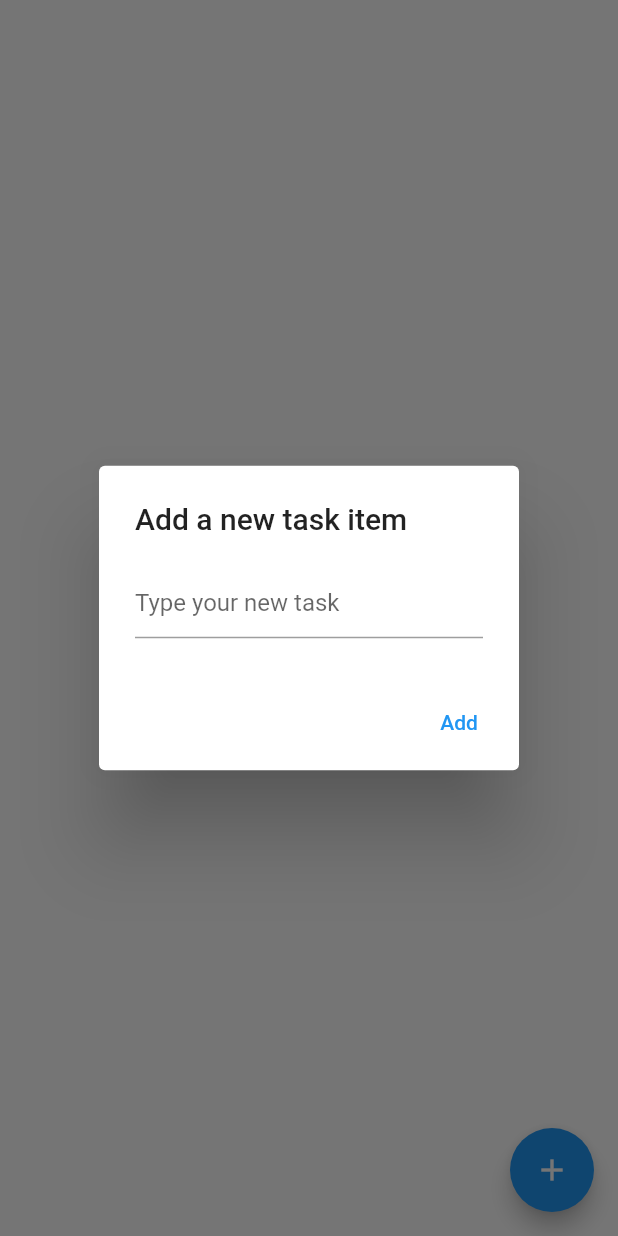
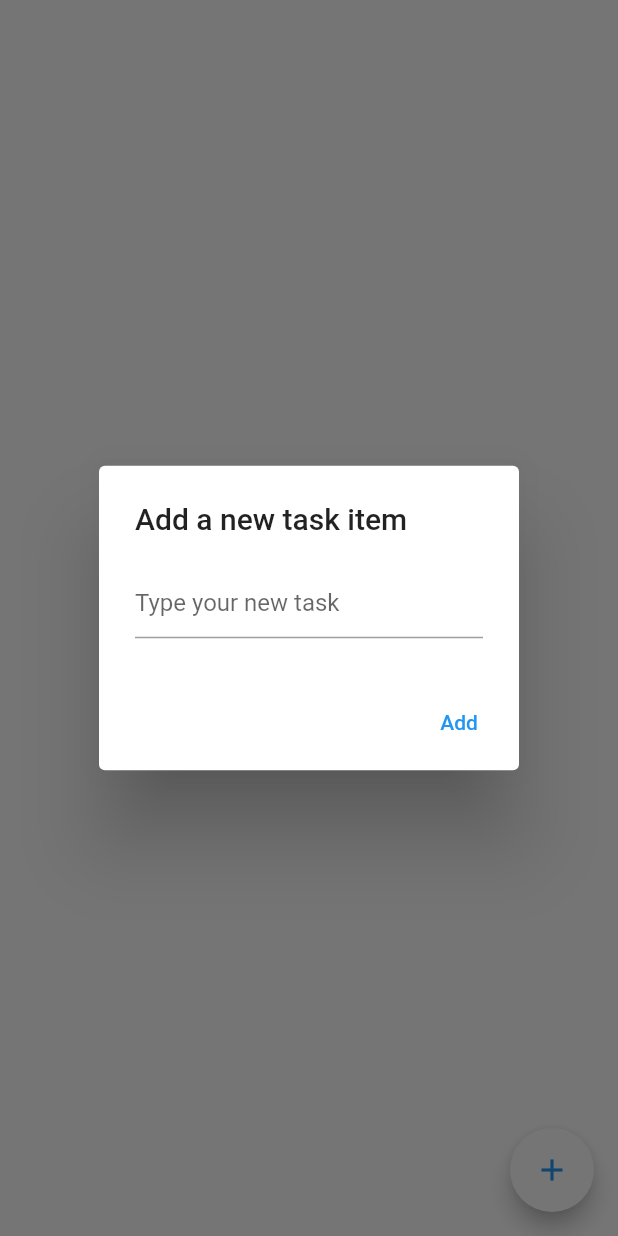
Before and after one commit to arjohnston/focus-app, a Flutter app: the TasksWidget screen opened directly, after a tap on the "add" icon, on a phone screen of 412 x 824 dp. Run offline on Flutter 3.47's test engine with Material 2 defaults, Android fonts, the phone set to English and light mode, and no system bars; our stand-ins replace shared_preferences; missing offline and left inert: align_positioned; accounts and stored records are empty.

Commit message:
Add persistence to task list

```diff
--- /dev/null
+++ b/lib/Reminders/Reminder.dart
@@ -0,0 +1,30 @@
+import 'dart:convert';
+
+class Reminder {
+  final String name;
+
+  Reminder({
+    required this.name,
+  });
+
+  factory Reminder.fromJson(Map<String, dynamic> jsonData) {
+    return Reminder(
+      name: jsonData['name'],
+    );
+  }
+
+  static Map<String, dynamic> toMap(Reminder reminder) => {
+    'name': reminder.name,
+  };
+
+  static String encode(List<Reminder> reminders) => json.encode(
+    reminders
+        .map<Map<String, dynamic>>((task) => Reminder.toMap(task))
+        .toList(),
+  );
+
+  static List<Reminder> decode(String reminders) =>
+      (json.decode(reminders) as List<dynamic>)
+          .map<Reminder>((item) => Reminder.fromJson(item))
+          .toList();
+}
--- a/lib/RemindersWidget.dart
+++ b/lib/RemindersWidget.dart
@@ -5,6 +5,7 @@ class RemindersWidget extends StatelessWidget {
 
   @override
   Widget build(BuildContext context) {
+    // Note: The list of reminders can use the /Reminders directory (set up similar to how Tasks are set up
     return const Text('Hello, reminders!');
   }
 }
--- /dev/null
+++ b/lib/Tasks/Repository.dart
@@ -0,0 +1,26 @@
+import 'package:shared_preferences/shared_preferences.dart';
+
+import 'Task.dart';
+
+class Repository {
+  String key = 'tasks';
+
+  getTasks() async {
+    final prefs = await SharedPreferences.getInstance();
+    final String? tasksString = prefs.getString(key);
+
+    if (tasksString != null) {
+      final List<Task> tasks = Task.decode(tasksString);
+
+      return tasks;
+    }
+
+    return <Task>[];
+  }
+
+  saveTasks(List<Task> tasks) async {
+    final prefs = await SharedPreferences.getInstance();
+    final String encodedData = Task.encode(tasks);
+    await prefs.setString(key, encodedData);
+  }
+}
--- /dev/null
+++ b/lib/Tasks/Task.dart
@@ -0,0 +1,34 @@
+import 'dart:convert';
+
+class Task {
+  final String name;
+  bool checked;
+
+  Task({
+    required this.name,
+    required this.checked,
+  });
+
+  factory Task.fromJson(Map<String, dynamic> jsonData) {
+    return Task(
+      name: jsonData['name'],
+      checked: jsonData['checked'],
+    );
+  }
+
+  static Map<String, dynamic> toMap(Task task) => {
+    'name': task.name,
+    'checked': task.checked,
+  };
+
+  static String encode(List<Task> tasks) => json.encode(
+    tasks
+        .map<Map<String, dynamic>>((task) => Task.toMap(task))
+        .toList(),
+  );
+
+  static List<Task> decode(String tasks) =>
+      (json.decode(tasks) as List<dynamic>)
+          .map<Task>((item) => Task.fromJson(item))
+          .toList();
+}
--- a/lib/TasksWidget.dart
+++ b/lib/TasksWidget.dart
@@ -1,42 +1,7 @@
 import 'package:flutter/material.dart';
-
-class Task {
-  Task({required this.name, required this.checked});
-  final String name;
-  bool checked;
-}
-
-class TaskItem extends StatelessWidget {
-  TaskItem({
-    required this.task,
-    required this.onTaskChanged,
-  }) : super(key: ObjectKey(task));
-
-  final Task task;
-  final dynamic onTaskChanged;
-
-  TextStyle? _getTextStyle(bool checked) {
-    if (!checked) return null;
-
-    return const TextStyle(
-      color: Colors.black54,
-      decoration: TextDecoration.lineThrough,
-    );
-  }
-
-  @override
-  Widget build(BuildContext context) {
-    return Card(
-      elevation: 5,
-      child: ListTile(
-        onTap: () {
-          onTaskChanged(task);
-        },
-        title: Text(task.name, style: _getTextStyle(task.checked)),
-      )
-    );
-  }
-}
+import 'Tasks/Task.dart';
+import 'Tasks/TaskItem.dart';
+import 'Tasks/Repository.dart';
 
 class TasksWidget extends StatefulWidget {
   const TasksWidget({Key? key}) : super(key: key);
@@ -46,8 +11,21 @@ class TasksWidget extends StatefulWidget {
 }
 
 class _TaskListState extends State<TasksWidget> {
+  final Repository repository = Repository();
   final TextEditingController _textFieldController = TextEditingController();
-  final List<Task> _tasks = <Task>[];
+  List<Task> _tasks = <Task>[];
+
+  _TaskListState() {
+    _getTasksFromRepository();
+  }
+
+  _getTasksFromRepository() async {
+    List<Task> tasks = await repository.getTasks();
+
+    setState(() {
+      _tasks = tasks;
+    });
+  }
 
   @override
   Widget build(BuildContext context) {
@@ -65,7 +43,11 @@ class _TaskListState extends State<TasksWidget> {
       floatingActionButton: FloatingActionButton(
           onPressed: () => _displayDialog(),
           tooltip: 'Add task',
-          child: const Icon(Icons.add)),
+          backgroundColor: Colors.white,
+          child: const Icon(
+            Icons.add,
+            color: Colors.blue,
+          )),
     );
   }
 
@@ -73,6 +55,7 @@ class _TaskListState extends State<TasksWidget> {
     setState(() {
       task.checked = !task.checked;
     });
+    repository.saveTasks(_tasks);
   }
 
   void _addTaskItem(String name) {
@@ -80,12 +63,12 @@ class _TaskListState extends State<TasksWidget> {
       _tasks.add(Task(name: name, checked: false));
     });
     _textFieldController.clear();
+    repository.saveTasks(_tasks);
   }
 
   Future<void> _displayDialog() async {
     return showDialog<void>(
       context: context,
-      barrierDismissible: false, // user must tap button!
       builder: (BuildContext context) {
         return AlertDialog(
           title: const Text('Add a new task item'),
--- a/pubspec.yaml
+++ b/pubspec.yaml
@@ -37,6 +37,10 @@ dependencies:
   cupertino_icons: ^1.0.2
   percent_indicator: "^2.1.5"
   align_positioned: 3.0.0
+  state_persistence: ^0.1.0
+  shared_preferences: ^2.0.13
+  font_awesome_flutter: ^10.1.0
+  provider: ^6.0.2
 
 dev_dependencies:
   flutter_test:
```
Also changed, not shown: lib/Reminders/Repository.dart (added, +26 -0 lines), lib/Tasks/TaskItem.dart (added, +35 -0 lines), lib/main.dart (+7 -8 lines), pubspec.lock, 1 other file.
